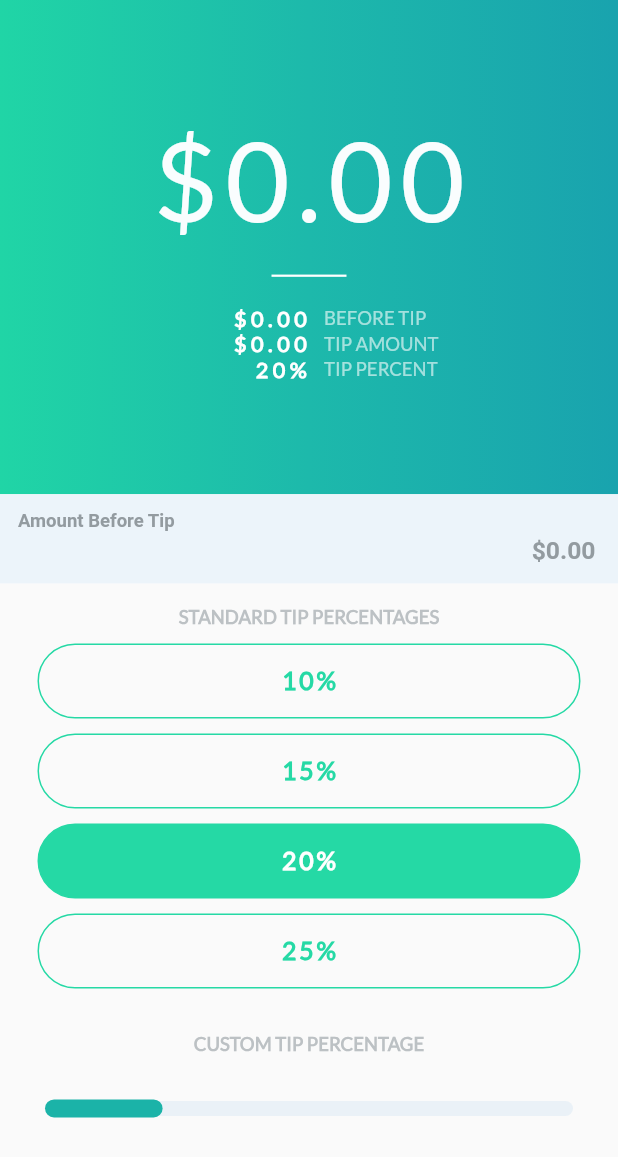
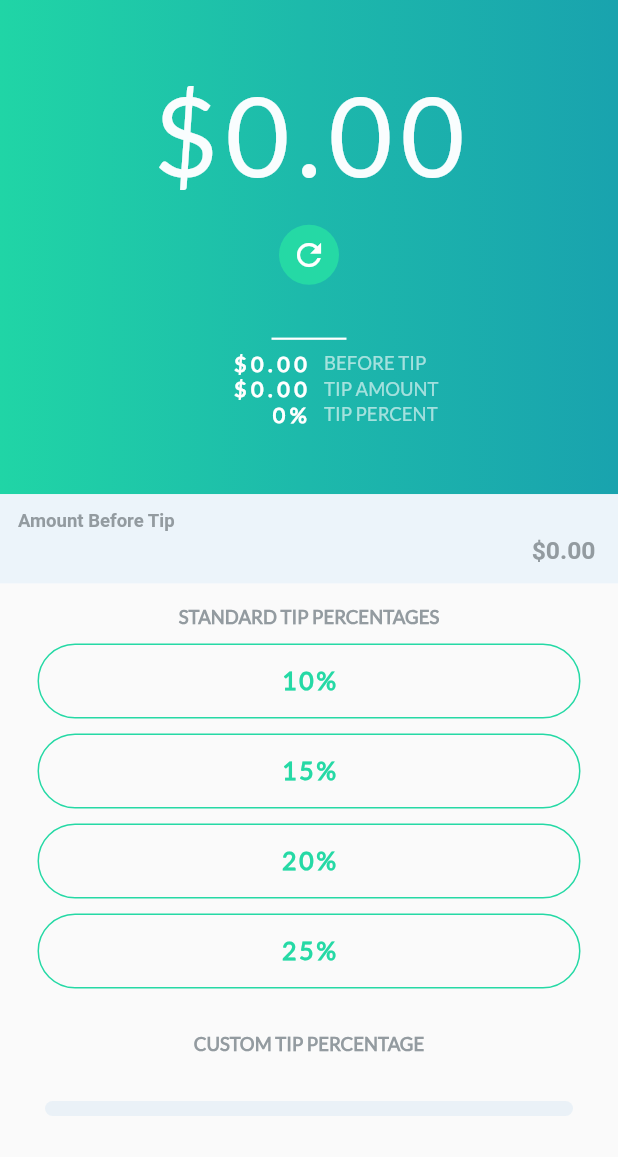
Before and after one commit to agileronin/tip-calculator, a Flutter app: the screen it shows after launch, on a phone screen of 412 x 824 dp. Shown: the top 1157 px of the screen. Run offline on Flutter 3.47's test engine with Material 2 defaults, Android fonts, the phone set to English and light mode, and no system bars; our stand-ins replace flutter_masked_text.

Commit message:
refactor: generalize components
Generalize application component refactor to add new features and support more flexibility in customization

```diff
--- a/lib/colors.dart
+++ /dev/null
@@ -1,28 +0,0 @@
-import 'package:flutter/material.dart';
-
-const Color SLIDER_ACTIVE_TRACK_COLOR = Color(0xFF1BB3A8);
-const Color SLIDER_INACTIVE_TRACK_COLOR = Color(0xFFEAF1F7);
-const MaterialColor SLIDER_THUMB_COLOR = Colors.green;
-
-const PERCENT_BUTTON_TEXT_COLOR_SELECTED = Colors.white;
-const PERCENT_BUTTON_BACKGROUND_COLOR_SELECTED = Color(0xFF25D9A5);
-const PERCENT_BUTTON_TEXT_COLOR_UNSELECTED = Color(0xFF25D9A5);
-const PERCENT_BUTTON_BACKGROUND_COLOR_UNSELECTED = Colors.transparent;
-const PERCENT_BUTTON_BORDER_COLOR = Color(0xFF25D9A5);
-
-const TEXT_HEADER_COLOR = Color(0xFF939BA0);
-
-const TIP_INPUT_CURSOR_COLOR = Color(0xFF939BA0);
-const TIP_INPUT_COLOR = Color(0xFF939BA0);
-const TIP_INPUT_FILL_COLOR = Color(0xFFECF4FA);
-const TIP_INPUT_LABEL_COLOR = Color(0xFF939BA0);
-
-const TIP_DISPLAY_BACKGROUND_COLORS = [
-  const Color(0xFF20D5A6),
-  const Color(0xFF1DB9AB),
-  const Color(0xFF19A3AE)
-];
-
-const TIP_SUB_TEXT_COLOR = Colors.white;
-
-const TRANSPARENT_ROUND_SLIDER_COLOR = Color(0xFF25D9A5);
--- /dev/null
+++ b/lib/constants.dart
@@ -0,0 +1,60 @@
+import 'package:flutter/material.dart';
+
+const Color kSliderActiveTrackColor = Color(0xFF1BB3A8);
+const Color kSliderInactiveTrackColor = Color(0xFFEAF1F7);
+const MaterialColor kSliderThumbColor = Colors.green;
+
+const Color kPercentButtonTextColorSelected = Colors.white;
+const Color kPercentButtonBackgroundColorSelected = Color(0xFF25D9A5);
+const Color kPercentButtonTextColorUnselected = Color(0xFF25D9A5);
+const Color kPercentButtonBackgroundColorUnselected = Colors.transparent;
+const Color kPercentButtonBorderColor = Color(0xFF25D9A5);
+
+const Color kTextHeaderColor = Color(0xFF939BA0);
+
+const Color kAmountInputCursorColor = Color(0xFF939BA0);
+const Color kAmountInputColor = Color(0xFF939BA0);
+const Color kAmountInputFillColor = Color(0xFFECF4FA);
+const Color kAmountInputLabelColor = Color(0xFF939BA0);
+
+const List<Color> kTipDisplayBackgroundColors = [
+  const Color(0xFF20D5A6),
+  const Color(0xFF1DB9AB),
+  const Color(0xFF19A3AE)
+];
+
+const Color kSubHeaderColor = Colors.white;
+
+const Color kTransparentRoundSliderColor = Color(0xFF25D9A5);
+
+const TextStyle kTextHeaderStyle = TextStyle(
+  fontWeight: FontWeight.bold,
+  fontFamily: 'Lato',
+  color: kTextHeaderColor,
+);
+
+const TextStyle kTextSubHeaderStyle = TextStyle(
+  fontWeight: FontWeight.bold,
+  fontFamily: 'Lato',
+  letterSpacing: 3.0,
+  color: kSubHeaderColor,
+);
+
+const TextStyle kAmountInputStyle = TextStyle(
+  fontWeight: FontWeight.bold,
+  color: kAmountInputColor,
+);
+
+const TextStyle kAmountLabelStyle = TextStyle(
+  color: kAmountInputLabelColor,
+);
+
+const TextStyle kTextSubHeaderLabelStyle = TextStyle(
+  fontFamily: 'Lato',
+);
+
+const TextStyle kOvalButtonTextStyle = TextStyle(
+  letterSpacing: 2.0,
+  fontWeight: FontWeight.bold,
+  fontFamily: 'Lato',
+);
--- a/lib/main.dart
+++ b/lib/main.dart
@@ -1,6 +1,8 @@
 import 'package:flutter/material.dart';
 import 'package:flutter/rendering.dart';
 import 'package:flutter/services.dart';
+import 'package:tip_calculator/screens/test_screen_1.dart';
+import 'package:tip_calculator/screens/test_screen_2.dart';
 
 import './screens/tip_calculator_screen.dart';
 
@@ -31,7 +33,12 @@ class _TipCalculatorState extends State<TipCalculator> {
         theme: ThemeData.light().copyWith(
           brightness: Brightness.light,
         ),
-        home: TipCalculatorScreen(),
+        initialRoute: '/',
+        routes: {
+          '/': (context) => TipCalculatorScreen(),
+          '/test1': (context) => TestScreenOne(),
+          '/test2': (context) => TestScreenTwo()
+        },
       ),
     );
   }
--- /dev/null
+++ b/lib/screens/test_screen_1.dart
@@ -0,0 +1,30 @@
+import 'package:flutter/material.dart';
+
+class TestScreenOne extends StatelessWidget {
+  @override
+  Widget build(BuildContext context) {
+    return Scaffold(
+      body: Center(
+        child: Container(
+          decoration: BoxDecoration(shape: BoxShape.circle),
+          child: Column(
+            mainAxisAlignment: MainAxisAlignment.center,
+            children: <Widget>[
+              Hero(
+                tag: 'barber',
+                  child: Image.asset(
+                    'assets/images/barber.jpg',
+                    fit: BoxFit.contain,
+                ),
+              ),
+              Text('Page 1'),
+              RaisedButton(
+                onPressed: () => Navigator.pushNamed(context, '/test2'),
+              ),
+            ],
+          ),
+        ),
+      ),
+    );
+  }
+}
--- /dev/null
+++ b/lib/screens/test_screen_2.dart
@@ -0,0 +1,23 @@
+import 'package:flutter/material.dart';
+
+class TestScreenTwo extends StatelessWidget {
+  @override
+  Widget build(BuildContext context) {
+    return Scaffold(
+      appBar: AppBar(),
+      body: Center(
+        child: Container(
+          width: double.infinity,
+          height: double.infinity,
+          child: Hero(
+            tag: 'barber',
+            child: Image.asset(
+              'assets/images/barber.jpg',
+              fit: BoxFit.fitHeight
+            ),
+          ),
+        ),
+      ),
+    );
+  }
+}
--- a/lib/screens/tip_calculator_screen.dart
+++ b/lib/screens/tip_calculator_screen.dart
@@ -1,19 +1,24 @@
 import 'package:flutter/material.dart';
 import 'package:flutter_masked_text/flutter_masked_text.dart';
+import 'package:tip_calculator/widgets/calculation_display/amount_input.dart';
 
 import '../widgets/widgets.dart';
-import '../widget_scaler.dart';
+import '../utilities/widget_scaler.dart';
 
 class TipCalculatorScreen extends StatefulWidget {
   @override
   _TipCalculatorScreenState createState() => _TipCalculatorScreenState();
 }
 
-class _TipCalculatorScreenState extends State<TipCalculatorScreen> {
-  double _tipPercentage = 20.0;
+class _TipCalculatorScreenState extends State<TipCalculatorScreen>
+    with SingleTickerProviderStateMixin {
+  double _tipPercentage = 0.0;
   double _tip = 0.0;
   double _amount = 0.0;
   double _total = 0.0;
+  AnimationController controller;
+  Animation animation;
+
   MoneyMaskedTextController _amountInputController;
   WidgetScaler _widgetScaler;
 
@@ -27,6 +32,27 @@ class _TipCalculatorScreenState extends State<TipCalculatorScreen> {
       thousandSeparator: ',',
       initialValue: 0.00,
     );
+    controller =
+        AnimationController(duration: Duration(milliseconds: 500), vsync: this);
+    animation = CurvedAnimation(parent: controller, curve: Curves.decelerate)
+      ..addListener(() {
+        setState(() {});
+      })
+      ..addStatusListener((state) {
+        if (state == AnimationStatus.completed) {
+          controller.reset();
+          _resetForm();
+        }
+        if (animation.value.round() == 0.5) {
+          print('Clear form now');
+        }
+      });
+  }
+
+  @override
+  void dispose() {
+    controller.dispose();
+    super.dispose();
   }
 
   void _calculateTip() {
@@ -34,9 +60,9 @@ class _TipCalculatorScreenState extends State<TipCalculatorScreen> {
     _total = _amount + _tip;
   }
 
-  PercentageButton _buildPercentageButton(
+  OvalButton _buildPercentageButton(
       String buttonText, double tipPercentage, double fontSize) {
-    return PercentageButton(
+    return OvalButton(
       buttonText: buttonText,
       selected: _tipPercentage == tipPercentage,
       fontSize: fontSize,
@@ -56,12 +82,30 @@ class _TipCalculatorScreenState extends State<TipCalculatorScreen> {
     return (fontToScreenRatio - resizeRatio) - 2;
   }
 
+  void _resetFormAnimation() {
+    setState(() {
+      controller.forward();
+    });
+  }
+
+  void _resetForm() {
+    _tipPercentage = 0.0;
+    _amount = 0.0;
+    _total = 0.0;
+    _tip = 0.0;
+    _amountInputController.updateValue(0.0);
+  }
+
   @override
   Widget build(BuildContext context) {
     _amountInputController.afterChange = (String _, double amountInput) {
       setState(() {
         _amount = amountInput;
-        _calculateTip();
+        if (_amount > 0.0) {
+          _calculateTip();
+        } else {
+          _resetForm();
+        }
       });
     };
 
@@ -74,7 +118,9 @@ class _TipCalculatorScreenState extends State<TipCalculatorScreen> {
           children: <Widget>[
             Expanded(
               flex: 2,
-              child: TipDisplay(
+              child: CalculationDisplay(
+                animation: animation,
+                resetCalculator: _resetFormAnimation,
                 tipPercent: _tipPercentage,
                 amount: _amount,
                 tip: _tip,
@@ -89,7 +135,8 @@ class _TipCalculatorScreenState extends State<TipCalculatorScreen> {
               flex: 3,
               child: Column(
                 children: <Widget>[
-                  TipAmountInput(
+                  AmountInput(
+                    labelText: 'Amount Before Tip',
                     fontSize: _widgetScaler.safeBlockHorizontal * 4.0,
                     controller: _amountInputController,
                     amountChanged: (value) {
@@ -121,7 +168,7 @@ class _TipCalculatorScreenState extends State<TipCalculatorScreen> {
                       fontSize: _widgetScaler.safeBlockHorizontal * 3.0,
                     ),
                   ),
-                  CustomTipSlider(
+                  CustomSlider(
                     currentValue: _tipPercentage,
                     onSlide: (value) {
                       setState(
--- a/lib/widgets/tip_amount_input.dart
+++ b/lib/widgets/calculation_display/amount_input.dart
@@ -1,15 +1,19 @@
 import 'package:flutter/material.dart';
-import '../colors.dart';
+import '../../constants.dart';
 
-class TipAmountInput extends StatelessWidget {
+class AmountInput extends StatelessWidget {
   final Function amountChanged;
   final TextEditingController controller;
+  final String labelText;
   final double fontSize;
 
-  TipAmountInput(
-      {@required this.amountChanged,
-      @required this.controller,
-      this.fontSize = 12.0});
+  AmountInput({
+    @required this.amountChanged,
+    @required this.controller,
+    this.labelText = '',
+    this.fontSize = 12.0,
+  });
+
   @override
   Widget build(BuildContext context) {
     return Container(
@@ -17,20 +21,16 @@ class TipAmountInput extends StatelessWidget {
       color: Colors.white,
       child: TextFormField(
         controller: controller,
-        cursorColor: TIP_INPUT_CURSOR_COLOR,
-        style: TextStyle(
-          fontWeight: FontWeight.bold,
+        cursorColor: kAmountInputCursorColor,
+        style: kAmountInputStyle.copyWith(
           fontSize: fontSize,
-          color: TIP_INPUT_COLOR,
         ),
         decoration: InputDecoration(
           border: InputBorder.none,
           filled: true,
-          fillColor: TIP_INPUT_FILL_COLOR,
-          labelText: 'Amount Before Tip',
-          labelStyle: TextStyle(
-            color: TIP_INPUT_LABEL_COLOR,
-          ),
+          fillColor: kAmountInputFillColor,
+          labelText: labelText,
+          labelStyle: kAmountLabelStyle,
         ),
         textAlign: TextAlign.right,
         keyboardType: TextInputType.numberWithOptions(
--- a/lib/widgets/tip_display.dart
+++ b/lib/widgets/calculation_display/calculation_display.dart
@@ -1,10 +1,10 @@
 import 'package:flutter/material.dart';
-import './tip_sub_text.dart';
+import './text_sub_header.dart';
 import 'package:intl/intl.dart';
 
-import '../colors.dart';
+import '../../constants.dart';
 
-class TipDisplay extends StatelessWidget {
+class CalculationDisplay extends StatelessWidget {
   final double tipPercent;
   final double amount;
   final double tip;
@@ -14,12 +14,16 @@ class TipDisplay extends StatelessWidget {
   final double fontSize;
   final double amountFontSize;
   final double labelFontSize;
+  final Function resetCalculator;
+  final Animation animation;
 
-  TipDisplay({
+  CalculationDisplay({
     @required this.tipPercent,
     @required this.amount,
     @required this.tip,
     @required this.total,
+    @required this.resetCalculator,
+    this.animation,
     this.fontSize = 50.0,
     this.amountFontSize = 18.0,
     this.labelFontSize = 12.0,
@@ -34,7 +38,7 @@ class TipDisplay extends StatelessWidget {
         gradient: LinearGradient(
           begin: Alignment.topLeft,
           end: Alignment.topRight,
-          colors: TIP_DISPLAY_BACKGROUND_COLORS,
+          colors: kTipDisplayBackgroundColors,
         ),
       ),
       width: double.infinity,
@@ -42,13 +46,33 @@ class TipDisplay extends StatelessWidget {
         child: Column(
           mainAxisAlignment: MainAxisAlignment.center,
           children: <Widget>[
-            Text(
+            Container(
+              child: Text(
                 this.currencyFormat.format(total),
                 style: TextStyle(
                   color: Color(0xFFF9FDFE),
                   fontFamily: 'Lato',
                   fontSize: fontSize,
                   letterSpacing: 5.0,
+                ),
+              ),
+            ),
+            Container(
+              padding: EdgeInsets.all(
+                12.0,
+              ),
+              child: RotationTransition(
+                turns: animation,
+                child: FloatingActionButton(
+                  mini: true,
+                  backgroundColor: kPercentButtonBackgroundColorSelected,
+                  elevation: 0.0,
+                  onPressed: resetCalculator,
+                  child: Icon(
+                    Icons.refresh,
+                    color: kPercentButtonTextColorSelected,
+                  ),
+                ),
               ),
             ),
             SizedBox(
@@ -61,22 +85,19 @@ class TipDisplay extends StatelessWidget {
                 thickness: 1.5,
               ),
             ),
-            SizedBox(
-              height: 12.0,
-            ),
-            TipSubText(
+            TextSubHeader(
               amount: currencyFormat.format(amount),
               label: 'Before Tip',
               amountFontSize: amountFontSize,
               labelFontSize: labelFontSize,
             ),
-            TipSubText(
+            TextSubHeader(
               amount: currencyFormat.format(tip),
               label: 'Tip Amount',
               amountFontSize: amountFontSize,
               labelFontSize: labelFontSize,
             ),
-            TipSubText(
+            TextSubHeader(
               amount: percentageFormat.format(tipPercent / 100.0),
               label: 'Tip Percent',
               amountFontSize: amountFontSize,
--- a/lib/widgets/text_header.dart
+++ b/lib/widgets/calculation_display/text_header.dart
@@ -1,5 +1,5 @@
 import 'package:flutter/material.dart';
-import '../colors.dart';
+import '../../constants.dart';
 
 class TextHeader extends StatelessWidget {
   final String text;
@@ -11,12 +11,7 @@ class TextHeader extends StatelessWidget {
   Widget build(BuildContext context) {
     return Text(
       text.toUpperCase(),
-      style: TextStyle(
-        fontWeight: FontWeight.bold,
-        fontFamily: 'Lato',
-        fontSize: fontSize,
-        color: TEXT_HEADER_COLOR.withOpacity(0.6),
-      ),
+      style: kTextHeaderStyle.copyWith(fontSize: fontSize),
     );
   }
 }
--- a/lib/widgets/tip_sub_text.dart
+++ b/lib/widgets/calculation_display/text_sub_header.dart
@@ -1,18 +1,19 @@
 import 'package:flutter/material.dart';
 
-import '../colors.dart';
+import '../../constants.dart';
 
-class TipSubText extends StatelessWidget {
+class TextSubHeader extends StatelessWidget {
   final String amount;
   final String label;
   final double amountFontSize;
   final double labelFontSize;
 
-  TipSubText(
-      {@required this.amount,
-      @required this.label,
-      this.amountFontSize = 18.0,
-      this.labelFontSize = 12.0});
+  TextSubHeader({
+    @required this.amount,
+    @required this.label,
+    this.amountFontSize = 18.0,
+    this.labelFontSize = 12.0,
+  });
 
   @override
   Widget build(BuildContext context) {
@@ -25,12 +26,8 @@ class TipSubText extends StatelessWidget {
               alignment: Alignment.centerRight,
               child: Text(
                 amount,
-                style: TextStyle(
-                  fontWeight: FontWeight.bold,
+                style: kTextSubHeaderStyle.copyWith(
                   fontSize: amountFontSize,
-                  fontFamily: 'Lato',
-                  letterSpacing: 3.0,
-                  color: TIP_SUB_TEXT_COLOR,
                 ),
               ),
             ),
@@ -41,10 +38,10 @@ class TipSubText extends StatelessWidget {
               padding: EdgeInsets.symmetric(horizontal: 10.0),
               child: Text(
                 label.toUpperCase(),
-                style: TextStyle(
-                    fontSize: labelFontSize,
-                    fontFamily: 'Lato',
-                    color: TIP_SUB_TEXT_COLOR.withOpacity(0.6)),
+                style: kTextSubHeaderLabelStyle.copyWith(
+                  fontSize: labelFontSize,
+                  color: Colors.white.withOpacity(0.6),
+                ),
               ),
             ),
           ),
--- a/lib/widgets/custom_tip_slider.dart
+++ b/lib/widgets/custom_slider/custom_slider.dart
@@ -1,19 +1,22 @@
 import 'package:flutter/material.dart';
 
-import '../colors.dart';
+import '../../constants.dart';
 import './transparent_round_slider.dart';
 
-class CustomTipSlider extends StatefulWidget {
+class CustomSlider extends StatefulWidget {
   final Function onSlide;
   final double currentValue;
 
-  CustomTipSlider({@required this.onSlide, @required this.currentValue});
+  CustomSlider({
+    @required this.onSlide,
+    @required this.currentValue,
+  });
 
   @override
-  _CustomTipSliderState createState() => _CustomTipSliderState();
+  _CustomSliderState createState() => _CustomSliderState();
 }
 
-class _CustomTipSliderState extends State<CustomTipSlider> {
+class _CustomSliderState extends State<CustomSlider> {
   @override
   Widget build(BuildContext context) {
     return Container(
@@ -22,13 +25,13 @@ class _CustomTipSliderState extends State<CustomTipSlider> {
         children: <Widget>[
           SliderTheme(
             data: SliderTheme.of(context).copyWith(
-              activeTrackColor: SLIDER_ACTIVE_TRACK_COLOR,
-              inactiveTrackColor: SLIDER_INACTIVE_TRACK_COLOR,
+              activeTrackColor: kSliderActiveTrackColor,
+              inactiveTrackColor: kSliderInactiveTrackColor,
               thumbShape: TransparentRoundSliderThumbShape(
                 enabledThumbRadius: 25.0,
                 disabledThumbRadius: 25.0,
               ),
-              thumbColor: SLIDER_THUMB_COLOR.withOpacity(0.25),
+              thumbColor: kSliderThumbColor.withOpacity(0.25),
               trackHeight: 10.0,
               overlayShape: RoundSliderOverlayShape(overlayRadius: 30.0),
             ),
--- a/lib/widgets/transparent_round_slider.dart
+++ b/lib/widgets/custom_slider/transparent_round_slider.dart
@@ -1,6 +1,6 @@
 import 'package:flutter/material.dart';
 
-import '../colors.dart';
+import '../../constants.dart';
 
 class TransparentRoundSliderThumbShape extends SliderComponentShape {
   const TransparentRoundSliderThumbShape({
@@ -48,7 +48,7 @@ class TransparentRoundSliderThumbShape extends SliderComponentShape {
       radiusTween.evaluate(enableAnimation),
       Paint()
         ..style = PaintingStyle.stroke
-        ..color = TRANSPARENT_ROUND_SLIDER_COLOR
+        ..color = kTransparentRoundSliderColor
         ..strokeWidth = 1.0,
     );
   }
--- /dev/null
+++ b/lib/widgets/oval_button/oval_button.dart
@@ -0,0 +1,51 @@
+import 'package:flutter/material.dart';
+
+import '../../constants.dart';
+
+class OvalButton extends StatelessWidget {
+  final String buttonText;
+  final bool selected;
+  final Function onPressed;
+  final double fontSize;
+
+  OvalButton({
+    @required this.buttonText,
+    @required this.onPressed,
+    this.selected = false,
+    this.fontSize = 20.0,
+  });
+
+  @override
+  Widget build(BuildContext context) {
+    return Container(
+      margin: EdgeInsets.fromLTRB(25.0, 5.0, 25.0, 5.0),
+      decoration: BoxDecoration(
+        borderRadius: BorderRadius.circular(25.0),
+        color: selected
+            ? kPercentButtonBackgroundColorSelected
+            : kPercentButtonBackgroundColorUnselected,
+        border: Border.all(
+          color: kPercentButtonBorderColor,
+        ),
+      ),
+      width: double.infinity,
+      child: FlatButton(
+        splashColor: Colors.transparent,
+        highlightColor: kPercentButtonBackgroundColorSelected.withOpacity(0.2),
+        shape: RoundedRectangleBorder(
+          borderRadius: BorderRadius.circular(25.0),
+        ),
+        onPressed: () => this.onPressed(),
+        child: Text(
+          this.buttonText,
+          style: kOvalButtonTextStyle.copyWith(
+            fontSize: fontSize,
+            color: selected
+                ? kPercentButtonTextColorSelected
+                : kPercentButtonTextColorUnselected,
+          ),
+        ),
+      ),
+    );
+  }
+}
--- a/lib/widgets/percentage_button.dart
+++ /dev/null
@@ -1,53 +0,0 @@
-import 'package:flutter/material.dart';
-
-import '../colors.dart';
-
-class PercentageButton extends StatelessWidget {
-  final String buttonText;
-  final bool selected;
-  final Function onPressed;
-  final double fontSize;
-
-  PercentageButton(
-      {@required this.buttonText,
-      @required this.onPressed,
-      this.selected = false,
-      this.fontSize = 20.0});
-
-  @override
-  Widget build(BuildContext context) {
-    return Container(
-      margin: EdgeInsets.fromLTRB(25.0, 5.0, 25.0, 5.0),
-      decoration: BoxDecoration(
-        borderRadius: BorderRadius.circular(25.0),
-        color: selected
-            ? PERCENT_BUTTON_BACKGROUND_COLOR_SELECTED
-            : PERCENT_BUTTON_BACKGROUND_COLOR_UNSELECTED,
-        border: Border.all(
-          color: PERCENT_BUTTON_BORDER_COLOR,
-        ),
-      ),
-      width: double.infinity,
-      child: FlatButton(
-        splashColor: Colors.transparent,
-        highlightColor:
-            PERCENT_BUTTON_BACKGROUND_COLOR_SELECTED.withOpacity(0.2),
-        shape: RoundedRectangleBorder(
-          borderRadius: BorderRadius.circular(25.0),
-        ),
-        onPressed: () => this.onPressed(),
-        child: Text(
-          this.buttonText,
-          style: TextStyle(
-              color: selected
-                  ? PERCENT_BUTTON_TEXT_COLOR_SELECTED
-                  : PERCENT_BUTTON_TEXT_COLOR_UNSELECTED,
-              fontSize: fontSize,
-              letterSpacing: 2.0,
-              fontWeight: FontWeight.bold,
-              fontFamily: 'Lato'),
-        ),
-      ),
-    );
-  }
-}
--- a/lib/widgets/widgets.dart
+++ b/lib/widgets/widgets.dart
@@ -1,7 +1,4 @@
-export './custom_tip_slider.dart';
-export './percentage_button.dart';
-export './tip_amount_input.dart';
-export './tip_display.dart';
-export './text_header.dart';
-export './transparent_round_slider.dart';
-export './tip_sub_text.dart';
+export './calculation_display/calculation_display.dart';
+export './calculation_display/text_header.dart';
+export './oval_button/oval_button.dart';
+export './custom_slider/custom_slider.dart';
```
Also changed, not shown: pubspec.yaml (+2 -5 lines), assets/images/barber.jpg (added), lib/utilities/widget_scaler.dart (renamed from lib/widget_scaler.dart), 1 other file. Lines whose indentation alone changed are shown as unchanged.
